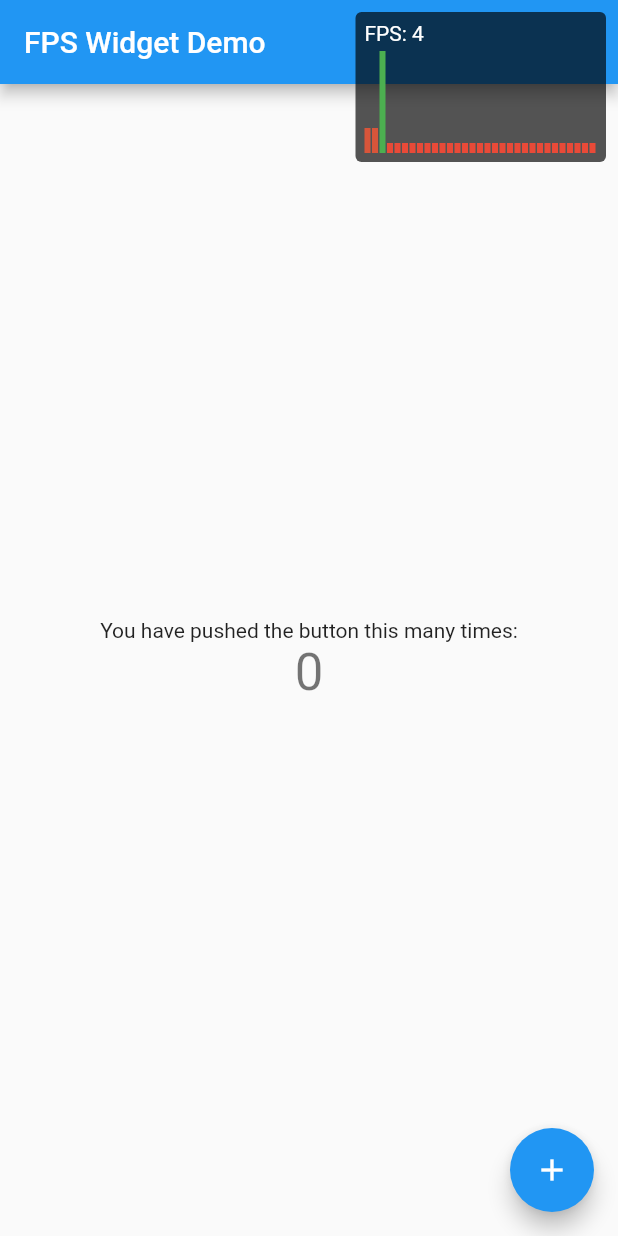
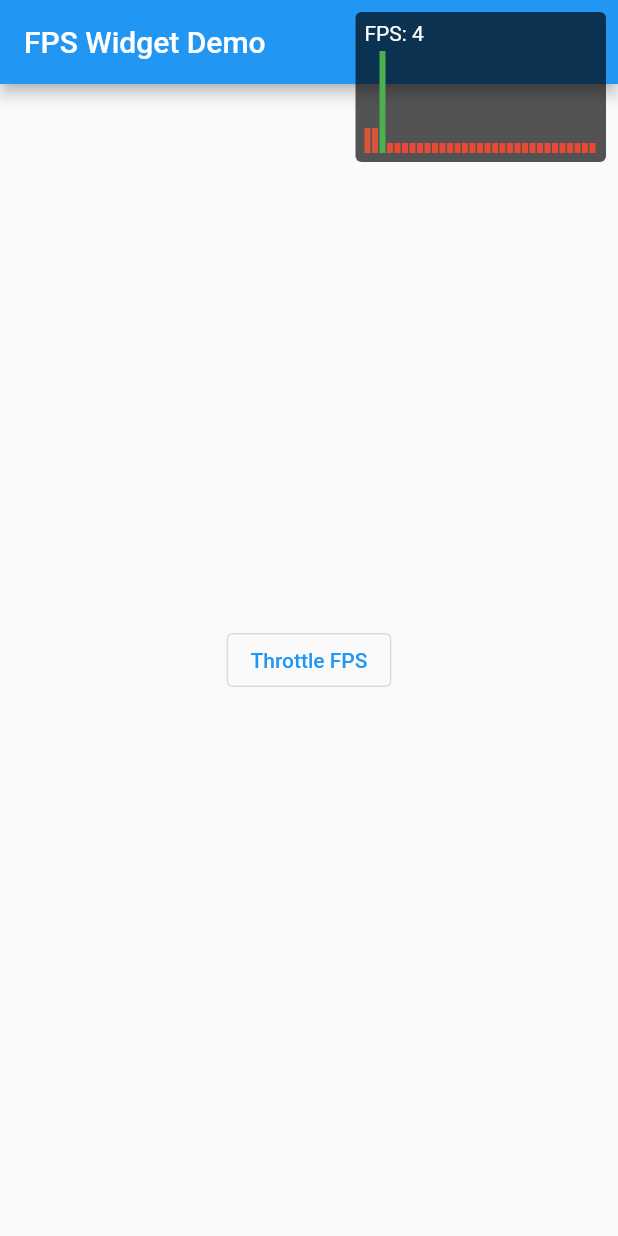
Before and after one commit to lesnitsky/fps_widget, a Flutter app: the screen it shows after launch, on a phone screen of 412 x 824 dp. Run offline on Flutter 3.47's test engine with Material 2 defaults, Android fonts, the phone set to English and light mode, and no system bars.

Commit message:
update example

```diff
--- a/example/lib/main.dart
+++ b/example/lib/main.dart
@@ -1,4 +1,7 @@
+import 'dart:math';
+
 import 'package:flutter/material.dart';
+import 'package:flutter/scheduler.dart';
 import 'package:fps_widget/fps_widget.dart';
 
 void main() {
@@ -30,12 +33,30 @@ class MyHomePage extends StatefulWidget {
   _MyHomePageState createState() => _MyHomePageState();
 }
 
+final r = Random();
+
 class _MyHomePageState extends State<MyHomePage> {
-  int _counter = 0;
+  final s = Stopwatch();
+  int throttledFramesCount = 0;
 
-  void _incrementCounter() {
-    setState(() {
-      _counter++;
+  void throttle() {
+    s.start();
+
+    int duration = r.nextInt(30) + 10;
+
+    while (s.elapsedMilliseconds < duration) {}
+    s.reset();
+    s.stop();
+
+    if (throttledFramesCount > 7) {
+      throttledFramesCount = 0;
+      return;
+    }
+
+    throttledFramesCount++;
+
+    SchedulerBinding.instance!.addPostFrameCallback((timeStamp) {
+      throttle();
     });
   }
 
@@ -46,23 +67,10 @@ class _MyHomePageState extends State<MyHomePage> {
         title: Text(widget.title),
       ),
       body: Center(
-        child: Column(
-          mainAxisAlignment: MainAxisAlignment.center,
-          children: <Widget>[
-            Text(
-              'You have pushed the button this many times:',
-            ),
-            Text(
-              '$_counter',
-              style: Theme.of(context).textTheme.headline4,
-            ),
-          ],
+        child: OutlinedButton(
+          child: Text("Throttle FPS"),
+          onPressed: throttle,
         ),
-      ),
-      floatingActionButton: FloatingActionButton(
-        onPressed: _incrementCounter,
-        tooltip: 'Increment',
-        child: Icon(Icons.add),
       ),
     );
   }
```
Also changed, not shown: example/pubspec.lock.
